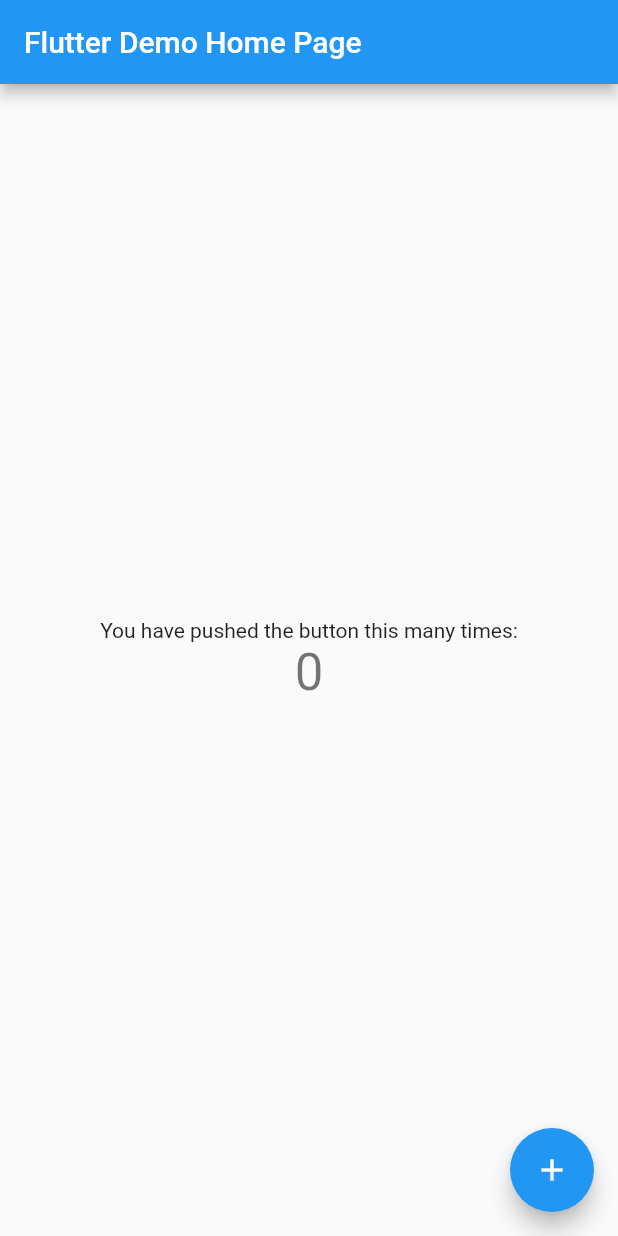
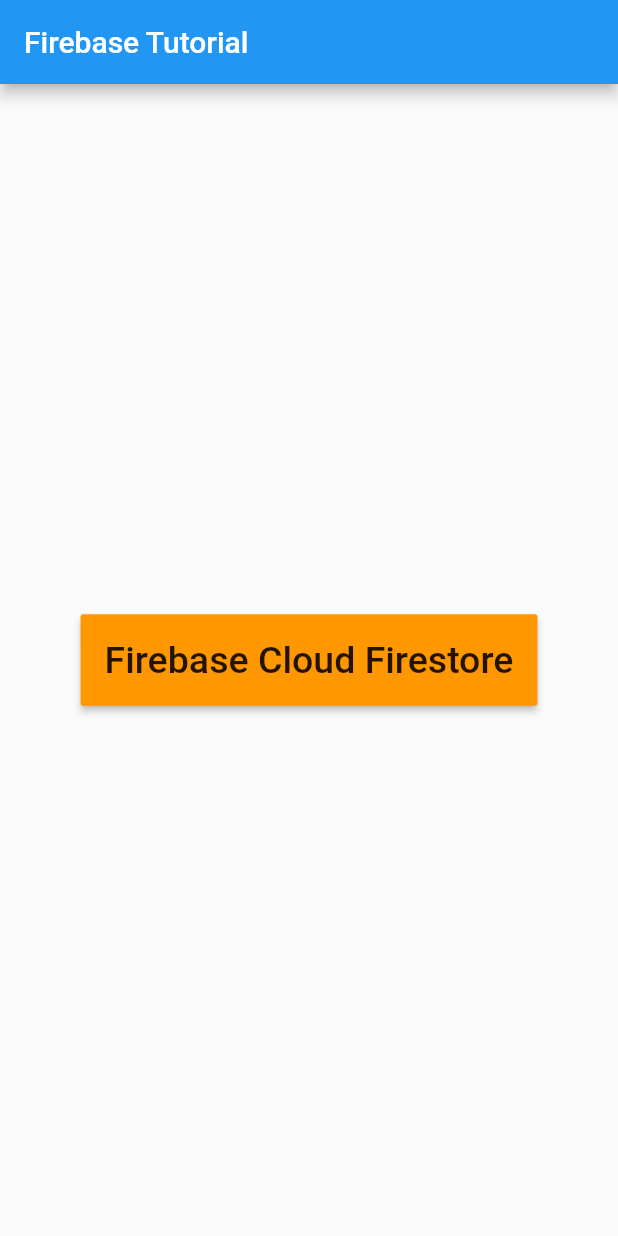
Before and after one commit to 3umarG/firebase_tutorial, a Flutter app: the screen it shows after launch, on a phone screen of 412 x 824 dp. Run offline on Flutter 3.47's test engine with Material 2 defaults, Android fonts, the phone set to English and light mode, and no system bars; our stand-ins replace cloud_firestore, firebase_core; accounts and stored records are empty.

Commit message:
Cloud Firestore

```diff
--- a/lib/main.dart
+++ b/lib/main.dart
@@ -1,118 +1,52 @@
+
 import 'package:firebase_core/firebase_core.dart';
+import 'package:firebase_tutorial/controller/cloud_fire_store_provider.dart';
+import 'package:firebase_tutorial/view/screens/main_view/main_view_body.dart';
 import 'package:flutter/material.dart';
+import 'package:provider/provider.dart';
 
 Future<void> main() async {
   WidgetsFlutterBinding.ensureInitialized();
   await Firebase.initializeApp();
-  runApp(const MyApp());
+  runApp(
+    MultiProvider(
+      providers: [
+        ChangeNotifierProvider(create: (context) => CloudFireStoreProvider())
+      ],
+      child: const MyApp(),
+    ),
+  );
 }
 
 class MyApp extends StatelessWidget {
   const MyApp({super.key});
 
-  // This widget is the root of your application.
   @override
   Widget build(BuildContext context) {
     return MaterialApp(
       title: 'Flutter Demo',
       theme: ThemeData(
-        // This is the theme of your application.
-        //
-        // Try running your application with "flutter run". You'll see the
-        // application has a blue toolbar. Then, without quitting the app, try
-        // changing the primarySwatch below to Colors.green and then invoke
-        // "hot reload" (press "r" in the console where you ran "flutter run",
-        // or simply save your changes to "hot reload" in a Flutter IDE).
-        // Notice that the counter didn't reset back to zero; the application
-        // is not restarted.
         primarySwatch: Colors.blue,
       ),
-      home: const MyHomePage(title: 'Flutter Demo Home Page'),
+      home: const MyHomePage(),
     );
   }
 }
 
 class MyHomePage extends StatefulWidget {
-  const MyHomePage({super.key, required this.title});
-
-  // This widget is the home page of your application. It is stateful, meaning
-  // that it has a State object (defined below) that contains fields that affect
-  // how it looks.
-
-  // This class is the configuration for the state. It holds the values (in this
-  // case the title) provided by the parent (in this case the App widget) and
-  // used by the build method of the State. Fields in a Widget subclass are
-  // always marked "final".
-
-  final String title;
+  const MyHomePage({super.key});
 
   @override
   State<MyHomePage> createState() => _MyHomePageState();
 }
 
 class _MyHomePageState extends State<MyHomePage> {
-  int _counter = 0;
-
-  void _incrementCounter() {
-    setState(() {
-      // This call to setState tells the Flutter framework that something has
-      // changed in this State, which causes it to rerun the build method below
-      // so that the display can reflect the updated values. If we changed
-      // _counter without calling setState(), then the build method would not be
-      // called again, and so nothing would appear to happen.
-      _counter++;
-    });
-  }
-
   @override
   Widget build(BuildContext context) {
-    // This method is rerun every time setState is called, for instance as done
-    // by the _incrementCounter method above.
-    //
-    // The Flutter framework has been optimized to make rerunning build methods
-    // fast, so that you can just rebuild anything that needs updating rather
-    // than having to individually change instances of widgets.
     return Scaffold(
-      appBar: AppBar(
-        // Here we take the value from the MyHomePage object that was created by
-        // the App.build method, and use it to set our appbar title.
-        title: Text(widget.title),
-      ),
-      body: Center(
-        // Center is a layout widget. It takes a single child and positions it
-        // in the middle of the parent.
-        child: Column(
-          // Column is also a layout widget. It takes a list of children and
-          // arranges them vertically. By default, it sizes itself to fit its
-          // children horizontally, and tries to be as tall as its parent.
-          //
-          // Invoke "debug painting" (press "p" in the console, choose the
-          // "Toggle Debug Paint" action from the Flutter Inspector in Android
-          // Studio, or the "Toggle Debug Paint" command in Visual Studio Code)
-          // to see the wireframe for each widget.
-          //
-          // Column has various properties to control how it sizes itself and
-          // how it positions its children. Here we use mainAxisAlignment to
-          // center the children vertically; the main axis here is the vertical
-          // axis because Columns are vertical (the cross axis would be
-          // horizontal).
-          mainAxisAlignment: MainAxisAlignment.center,
-          children: <Widget>[
-            const Text(
-              'You have pushed the button this many times:',
-            ),
-            Text(
-              '$_counter',
-              style: Theme.of(context).textTheme.headlineMedium,
-            ),
-          ],
+        appBar: AppBar(
+          title: const Text("Firebase Tutorial"),
         ),
-      ),
-      floatingActionButton: FloatingActionButton(
-        onPressed: _incrementCounter,
-        tooltip: 'Increment',
-        child: const Icon(Icons.add),
-      ), // This trailing comma makes auto-formatting nicer for build methods.
-    );
+        body: const MainViewBody());
   }
 }
--- /dev/null
+++ b/lib/view/screens/main_view/main_view_body.dart
@@ -0,0 +1,28 @@
+import 'package:firebase_tutorial/view/screens/cloud_fire_store_screen/cloud_fire_store_screen.dart';
+import 'package:flutter/material.dart';
+
+import '../../widgets/fire_base_option_btn.dart';
+
+class MainViewBody extends StatelessWidget {
+  const MainViewBody({Key? key}) : super(key: key);
+
+  @override
+  Widget build(BuildContext context) {
+    return Center(
+      child: Column(
+        mainAxisAlignment: MainAxisAlignment.center,
+        children: <Widget>[
+          FireBaseOptionButton(
+            title: "Firebase Cloud Firestore",
+            onPressed: () => Navigator.push(
+              context,
+              MaterialPageRoute(
+                builder: (c) => const CloudFireStoreScreen(),
+              ),
+            ),
+          ),
+        ],
+      ),
+    );
+  }
+}
--- /dev/null
+++ b/lib/view/widgets/fire_base_option_btn.dart
@@ -0,0 +1,17 @@
+import 'package:flutter/material.dart';
+
+class FireBaseOptionButton extends StatelessWidget {
+  const FireBaseOptionButton({Key? key, required this.title, required this.onPressed}) : super(key: key);
+
+  final String title;
+  final void Function() onPressed;
+  @override
+  Widget build(BuildContext context) {
+    return  MaterialButton(
+      padding: const EdgeInsets.all(16),
+      onPressed: onPressed,
+      color: Colors.orange,
+      child: Text(title,style: const TextStyle(fontSize: 25 , color: Colors.black87),),
+    );
+  }
+}
--- a/pubspec.yaml
+++ b/pubspec.yaml
@@ -36,6 +36,8 @@ dependencies:
   # Use with the CupertinoIcons class for iOS style icons.
   cupertino_icons: ^1.0.2
   firebase_core: ^2.9.0
+  cloud_firestore: ^4.5.0
+  provider: ^6.0.5
 
 dev_dependencies:
   flutter_test:
```
Also changed, not shown: lib/controller/cloud_fire_store_provider.dart (added, +155 -0 lines), lib/model/student_model.dart (added, +11 -0 lines), lib/view/screens/cloud_fire_store_screen/cloud_fire_store_screen.dart (added, +84 -0 lines), pubspec.lock, 4 other files.
